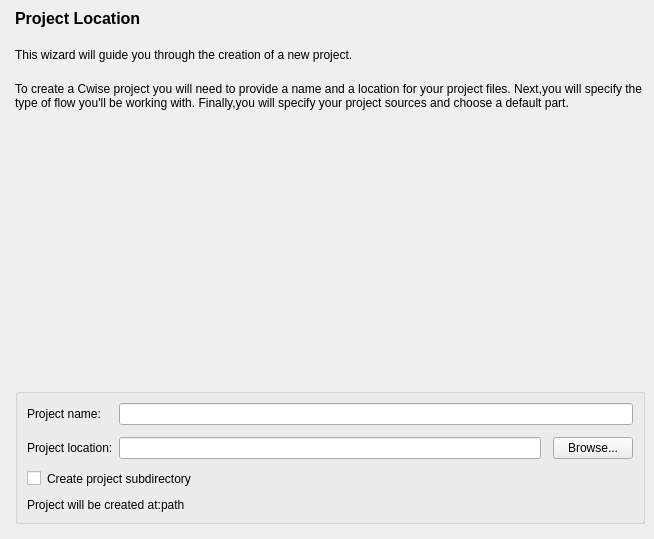
Before: the Qt Designer form src/NewProject/location_form.ui in os-fpga/FOEDAG, drawn with Qt 5.
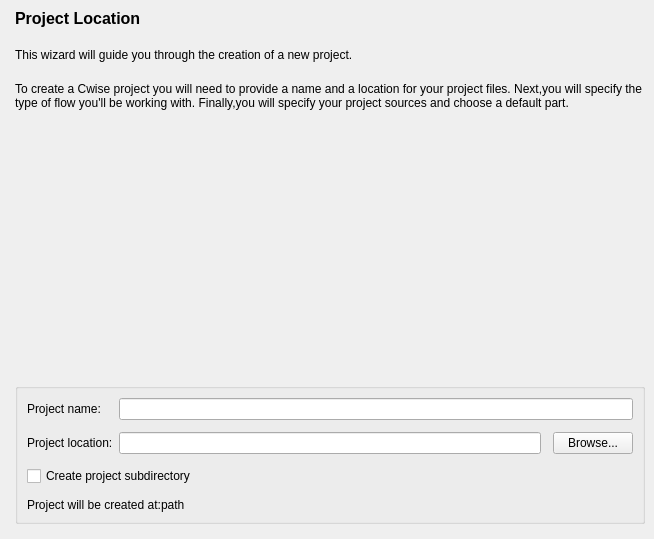
After: the same form once the commit is applied.

```diff
--- a/src/NewProject/location_form.ui
+++ b/src/NewProject/location_form.ui
@@ -86,7 +86,7 @@
    <item>
     <widget class="QGroupBox" name="m_groupBox">
      <property name="styleSheet">
-      <string notr="true">border-color: rgb(255, 255, 255);</string>
+      <string notr="true"/>
      </property>
      <property name="title">
       <string/>
```
